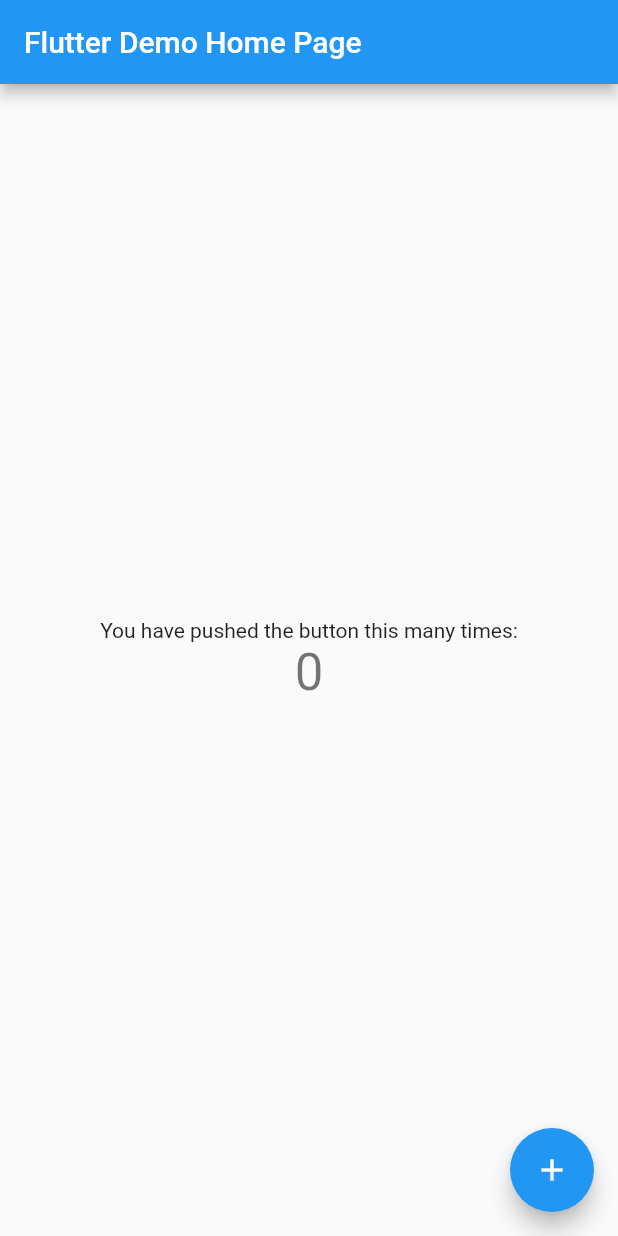
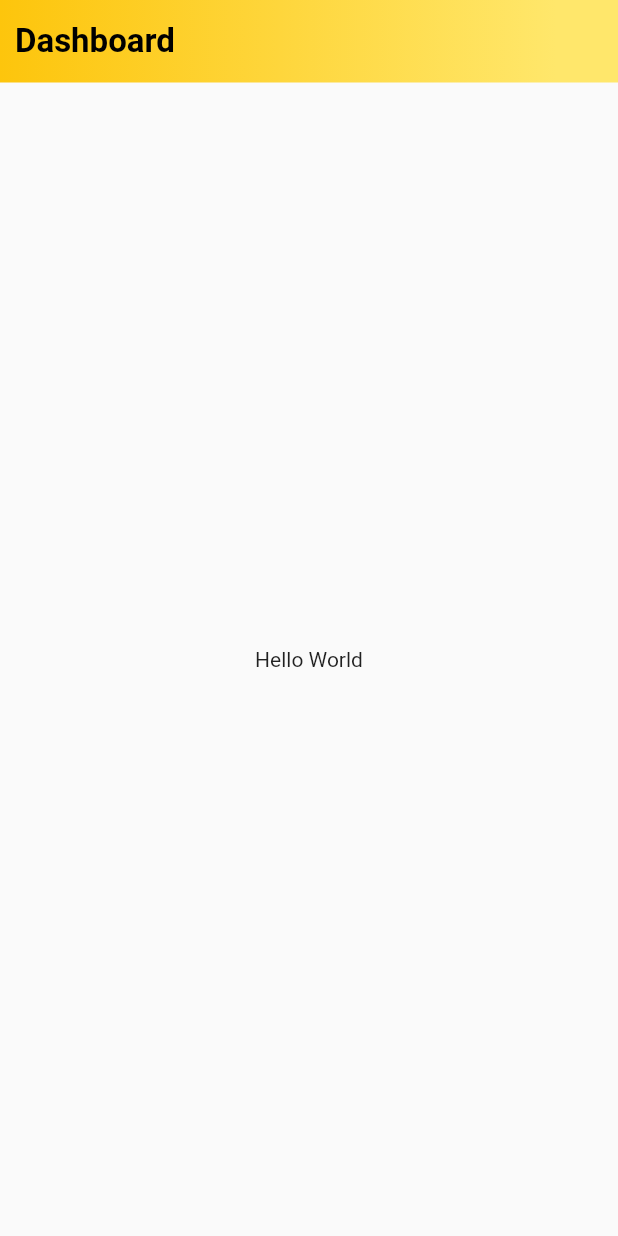
Before and after one commit to it19951386/BOC_Mobile_App, a Flutter app: the screen it shows after launch, on a phone screen of 412 x 824 dp. Run offline on Flutter 3.47's test engine with Material 2 defaults, Android fonts, the phone set to English and light mode, and no system bars.

Commit message:
link custom app bar

```diff
--- a/lib/main.dart
+++ b/lib/main.dart
@@ -1,4 +1,5 @@
 import 'package:flutter/material.dart';
+import 'package:boc_mobile_app/screens/pasindu/customAppBar.dart';
 void main() {
   runApp(MyApp());
 }
@@ -8,6 +9,7 @@ class MyApp extends StatelessWidget {
   @override
   Widget build(BuildContext context) {
     return MaterialApp(
+      debugShowCheckedModeBanner: false,
       title: 'Flutter Demo',
       theme: ThemeData(
         primarySwatch: Colors.blue,
@@ -27,39 +29,13 @@ class MyHomePage extends StatefulWidget {
 }
 
 class _MyHomePageState extends State<MyHomePage> {
-  int _counter = 0;
-
-  void _incrementCounter() {
-    setState(() {
-      _counter++;
-    });
-  }
-
   @override
   Widget build(BuildContext context) {
     return Scaffold(
-      appBar: AppBar(
-        title: Text(widget.title),
+      appBar: customAppBar(appBarTitle: 'Dashboard'),
+      body: Center(
+        child: Text("Hello World"),
       ),
-      body: Center(
-        child: Column(
-          mainAxisAlignment: MainAxisAlignment.center,
-          children: <Widget>[
-            Text(
-              'You have pushed the button this many times:',
-            ),
-            Text(
-              '$_counter',
-              style: Theme.of(context).textTheme.headline4,
-            ),
-          ],
-        ),
-      ),
-      floatingActionButton: FloatingActionButton(
-        onPressed: _incrementCounter,
-        tooltip: 'Increment',
-        child: Icon(Icons.add),
-      ), // This trailing comma makes auto-formatting nicer for build methods.
     );
   }
 }
```
